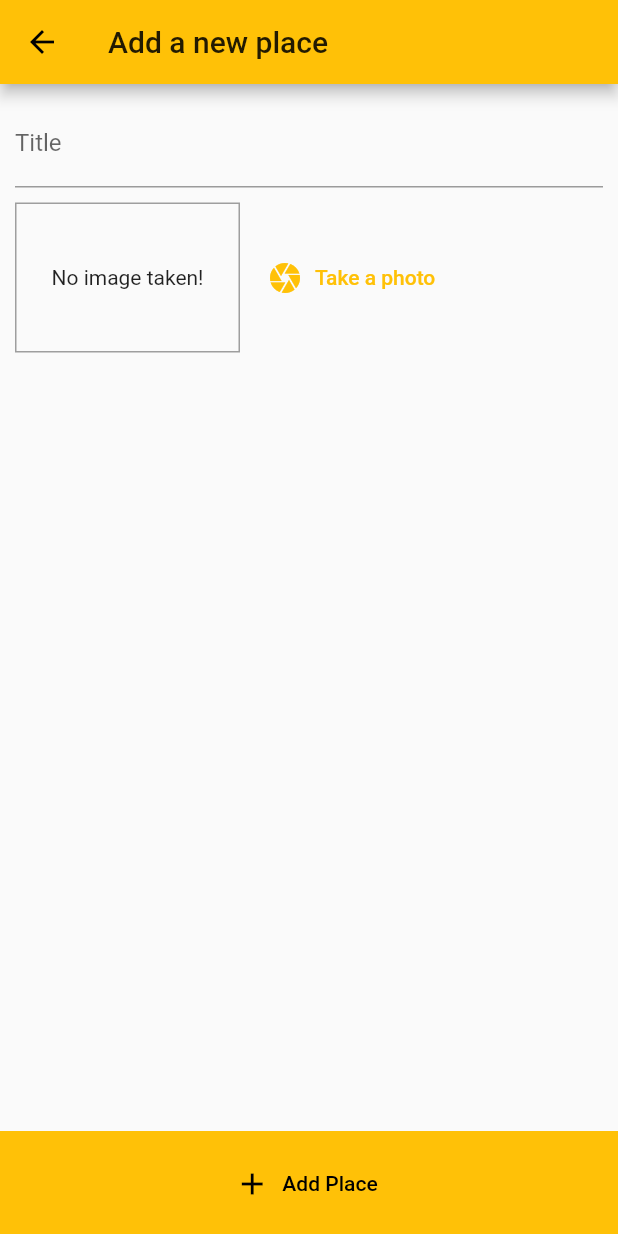
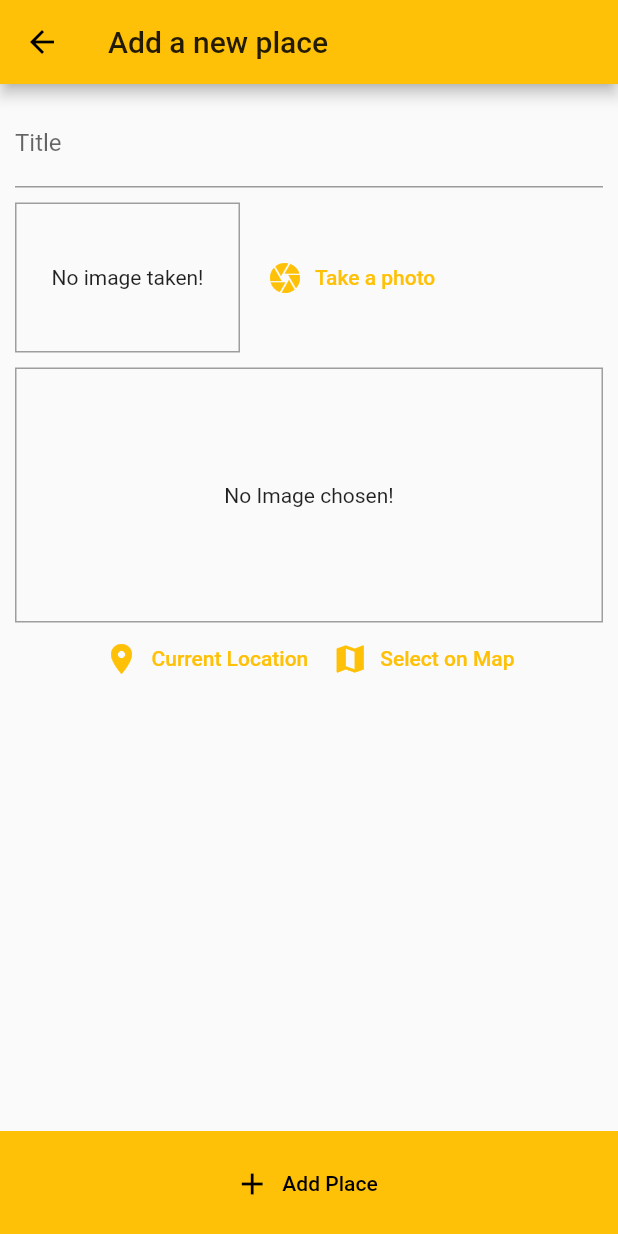
Before and after one commit to AmrAbdelmagid/Great-Places, a Flutter app: the AddPlaceScreen screen opened by its route, on a phone screen of 412 x 824 dp. Run offline on Flutter 3.47's test engine with Material 2 defaults, Android fonts, the phone set to English and light mode, and no system bars; our stand-ins replace image_picker, location, sqflite; accounts and stored records are empty.

Commit message:
Added ui components for maps and used location package

```diff
--- a/lib/screens/add_place_screen.dart
+++ b/lib/screens/add_place_screen.dart
@@ -4,6 +4,7 @@ import 'package:flutter/cupertino.dart';
 import 'package:flutter/material.dart';
 import 'package:great_places/providers/places_provider.dart';
 import 'package:great_places/widgets/image_input.dart';
+import 'package:great_places/widgets/location_input.dart';
 import 'package:provider/provider.dart';
 
 class AddPlaceScreen extends StatefulWidget {
@@ -51,6 +52,8 @@ class _AddPlaceScreenState extends State<AddPlaceScreen> {
                   ),
                   SizedBox(height: 10.0,),
                   InputImage(_selectImage),
+                  SizedBox(height: 10.0,),
+                  InputLocation(),
                 ],
               ),
             ),
--- /dev/null
+++ b/lib/widgets/location_input.dart
@@ -0,0 +1,58 @@
+import 'dart:developer';
+
+import 'package:flutter/material.dart';
+import 'package:location/location.dart';
+
+class InputLocation extends StatefulWidget {
+  @override
+  _InputLocationState createState() => _InputLocationState();
+}
+
+class _InputLocationState extends State<InputLocation> {
+  String previewImageUrl;
+
+  Future<void> _getUserCurrentLocation() async {
+    final locData = await Location().getLocation();
+    log(locData.longitude.toString());
+  }
+
+  @override
+  Widget build(BuildContext context) {
+    return Column(
+      children: [
+        Container(
+          width: double.infinity,
+          alignment: Alignment.center,
+          height: 170.0,
+          child: (previewImageUrl == null)
+              ? Text(
+                  'No Image chosen!',
+                  textAlign: TextAlign.center,
+                )
+              : Image.network(
+                  previewImageUrl,
+                  fit: BoxFit.cover,
+                  width: double.infinity,
+                ),
+          decoration:
+              BoxDecoration(border: Border.all(width: 1, color: Colors.grey)),
+        ),
+        Row(
+          mainAxisAlignment: MainAxisAlignment.center,
+          children: [
+            TextButton.icon(
+              onPressed: _getUserCurrentLocation,
+              icon: Icon(Icons.location_on),
+              label: Text('Current Location'),
+            ),
+            TextButton.icon(
+              onPressed: () {},
+              icon: Icon(Icons.map),
+              label: Text('Select on Map'),
+            ),
+          ],
+        ),
+      ],
+    );
+  }
+}
--- a/pubspec.yaml
+++ b/pubspec.yaml
@@ -28,7 +28,7 @@ dependencies:
   path_provider: ^2.0.2
   path: ^1.8.0
   sqflite: ^2.0.0+3
-
+  location: ^4.2.0
 
   # The following adds the Cupertino Icons font to your application.
   # Use with the CupertinoIcons class for iOS style icons.
```
Also changed, not shown: pubspec.lock.
